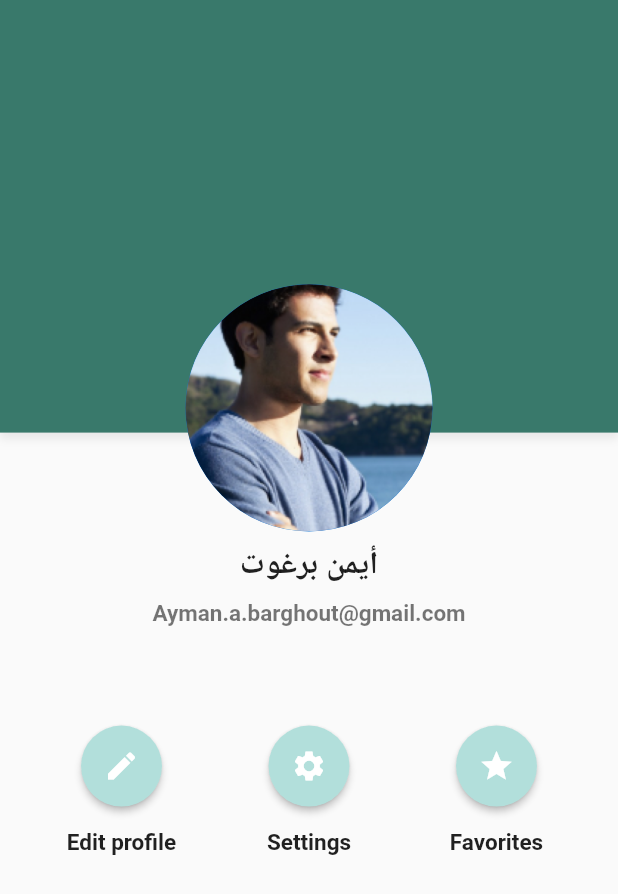
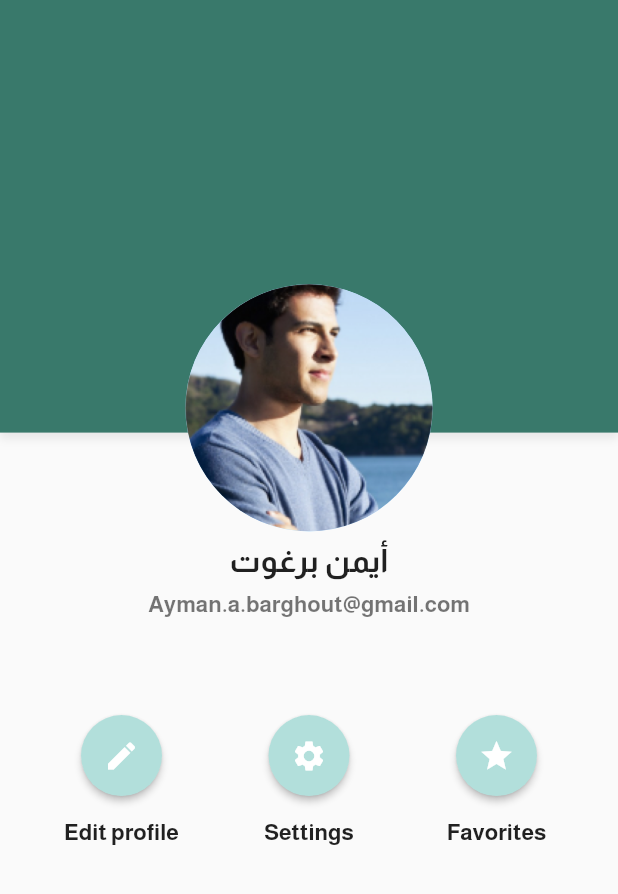
Before and after one commit to Ayman-Barghout/kortobaa_mobile_flutter_task, a Flutter app: the AccountView widget shown alone on an empty page, opened directly, on a phone screen of 412 x 824 dp. Shown: the top 894 px of the screen. Run offline on Flutter 3.47's test engine with Material 2 defaults, Android fonts, the phone set to English and light mode, and no system bars; our stand-ins replace google_fonts.

Commit message:
responsiveness changes in Dialog and AccountView, added local font for offline support

```diff
--- a/lib/main.dart
+++ b/lib/main.dart
@@ -12,7 +12,10 @@
   @override
   Widget build(BuildContext context) {
     return MaterialApp(
-      theme: ThemeData.light().copyWith(
+      theme: ThemeData(
+        brightness: Brightness.light,
+        primaryIconTheme: IconThemeData(color: Colors.white),
+        fontFamily: 'Almarai',
         primaryColor: appColors.primaryColor,
         accentColor: appColors.accentColor,
         textTheme: GoogleFonts.almaraiTextTheme(
--- a/lib/ui/views/account_view.dart
+++ b/lib/ui/views/account_view.dart
@@ -15,7 +15,8 @@
     double queryHeight = MediaQuery.of(context).size.height;
     double queryWidth = MediaQuery.of(context).size.width;
     AppLocalizations localizations = AppLocalizations.of(context);
-    return Stack(
+    return SingleChildScrollView(
+      child: Stack(
         children: <Widget>[
           Container(
             height: queryHeight * 0.35,
@@ -30,6 +31,7 @@
                 ]),
           ),
           Container(
+            padding: EdgeInsets.only(bottom: 20),
             width: queryWidth,
             child: Column(
               crossAxisAlignment: CrossAxisAlignment.center,
@@ -82,6 +84,7 @@
             ),
           ),
         ],
+      ),
     );
   }
 }
--- a/lib/ui/views/home_page.dart
+++ b/lib/ui/views/home_page.dart
@@ -37,6 +37,7 @@
   Widget build(BuildContext context) {
     AppLocalizations localization = AppLocalizations.of(context);
     return Scaffold(
+      resizeToAvoidBottomInset: false,
       appBar: AppBar(
         elevation: 10,
         title: Text(
```
Also changed, not shown: lib/ui/widgets/new_post_dialog.dart (+7 -15 lines), pubspec.yaml (+6 -1 lines), assets/fonts/Almarai-Bold.ttf (added), assets/fonts/Almarai-Regular.ttf (added). Lines whose indentation alone changed are shown as unchanged.
